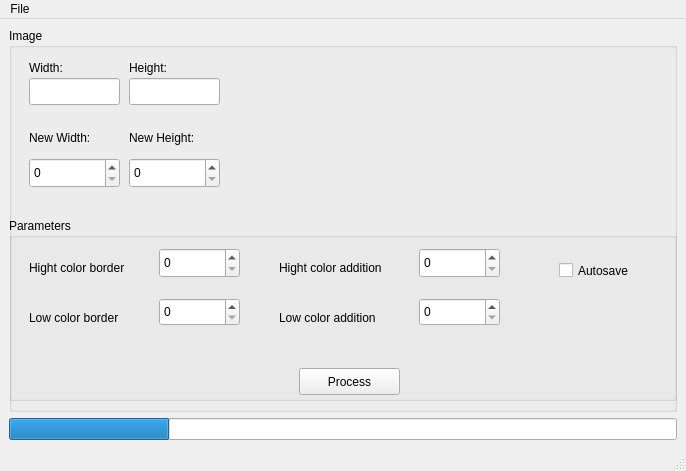
This is ui/mainwindow.ui in aoyako/ImageCompressor as Qt 5 draws it before an edit. The edited form follows.
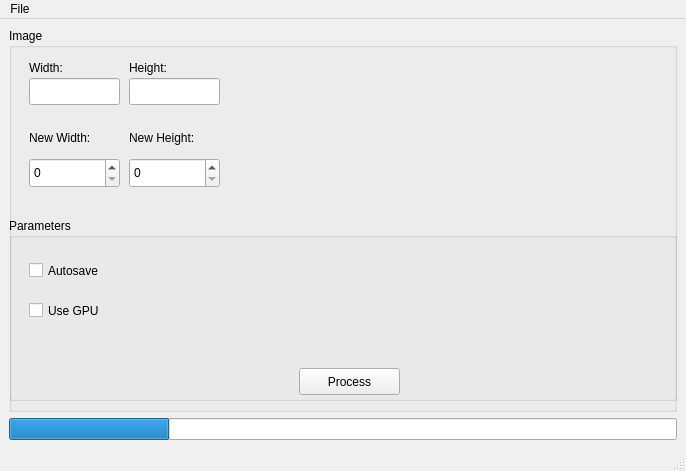
This is the edited form.

Diff of the .ui file:
```diff
--- a/ui/mainwindow.ui
+++ b/ui/mainwindow.ui
@@ -125,7 +125,7 @@
          <widget class="QCheckBox" name="checkBox">
           <property name="geometry">
            <rect>
-            <x>550</x>
+            <x>20</x>
             <y>40</y>
             <width>92</width>
             <height>25</height>
@@ -135,96 +135,17 @@
            <string>Autosave</string>
           </property>
          </widget>
-         <widget class="QSpinBox" name="hight_color_border">
+         <widget class="QCheckBox" name="usegpu">
           <property name="geometry">
            <rect>
-            <x>150</x>
-            <y>30</y>
-            <width>81</width>
-            <height>30</height>
-           </rect>
-          </property>
-         </widget>
-         <widget class="QSpinBox" name="low_color_border">
-          <property name="geometry">
-           <rect>
-            <x>150</x>
+            <x>20</x>
             <y>80</y>
-            <width>81</width>
-            <height>28</height>
+            <width>92</width>
+            <height>25</height>
            </rect>
           </property>
-         </widget>
-         <widget class="QLabel" name="label_7">
-          <property name="geometry">
-           <rect>
-            <x>20</x>
-            <y>40</y>
-            <width>131</width>
-            <height>19</height>
-           </rect>
-          </property>
           <property name="text">
-           <string>Hight color border</string>
-          </property>
-         </widget>
-         <widget class="QLabel" name="label_8">
-          <property name="geometry">
-           <rect>
-            <x>20</x>
-            <y>90</y>
-            <width>131</width>
-            <height>19</height>
-           </rect>
-          </property>
-          <property name="text">
-           <string>Low color border</string>
-          </property>
-         </widget>
-         <widget class="QLabel" name="label_11">
-          <property name="geometry">
-           <rect>
-            <x>270</x>
-            <y>40</y>
-            <width>131</width>
-            <height>19</height>
-           </rect>
-          </property>
-          <property name="text">
-           <string>Hight color addition</string>
-          </property>
-         </widget>
-         <widget class="QSpinBox" name="hight_color_addition">
-          <property name="geometry">
-           <rect>
-            <x>410</x>
-            <y>30</y>
-            <width>81</width>
-            <height>30</height>
-           </rect>
-          </property>
-         </widget>
-         <widget class="QLabel" name="label_12">
-          <property name="geometry">
-           <rect>
-            <x>270</x>
-            <y>90</y>
-            <width>131</width>
-            <height>19</height>
-           </rect>
-          </property>
-          <property name="text">
-           <string>Low color addition</string>
-          </property>
-         </widget>
-         <widget class="QSpinBox" name="low_color_addition">
-          <property name="geometry">
-           <rect>
-            <x>410</x>
-            <y>80</y>
-            <width>81</width>
-            <height>28</height>
-           </rect>
+           <string>Use GPU</string>
           </property>
          </widget>
         </widget>
```
Left out of the diff: 2 changed lines with no effect on the pictures.
